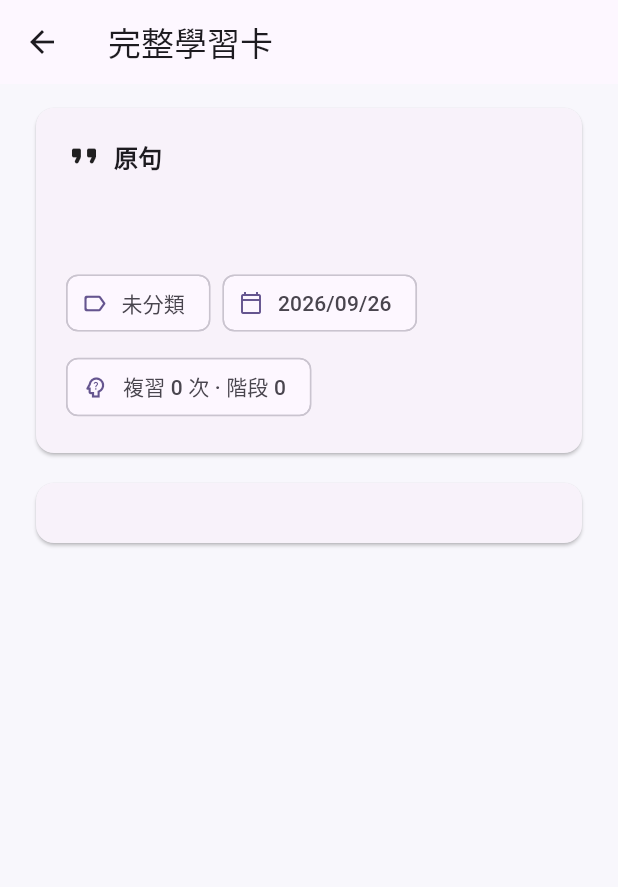
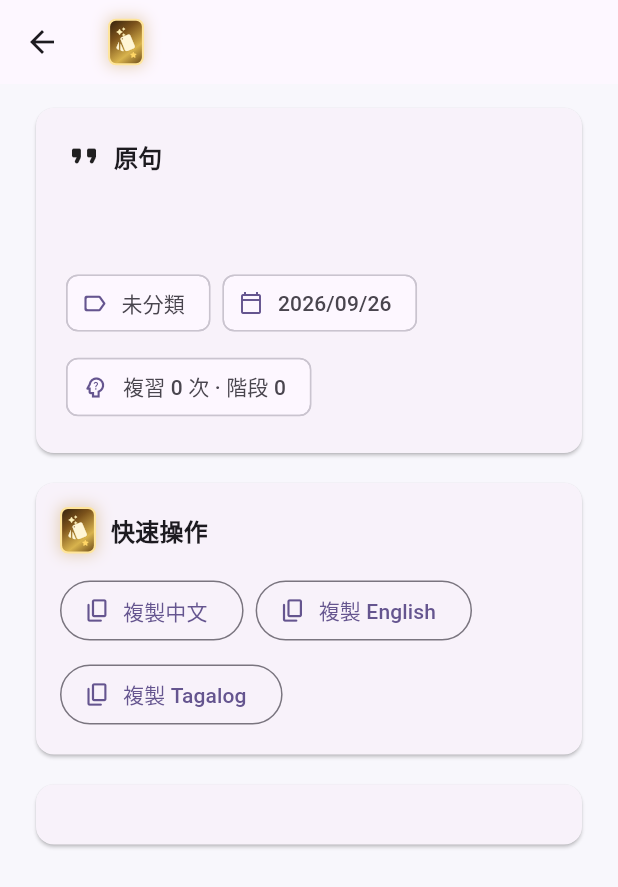
Before and after one commit to jiao1321-del/linguamate, a Flutter app: the LearningCardScreen screen opened directly with empty values, on a phone screen of 412 x 824 dp. Shown: the top 887 px of the screen. Run offline on Flutter 3.47's test engine with Material 3 defaults, Android fonts, the phone set to English and light mode, and no system bars; our stand-ins replace shared_preferences; accounts and stored records are empty.

Commit message:
feat(v1.2): add gilded card header and copy actions

```diff
--- a/lib/screens/learning_card_screen.dart
+++ b/lib/screens/learning_card_screen.dart
@@ -1,6 +1,8 @@
 import 'package:flutter/material.dart';
+import 'package:flutter/services.dart';
 
 import '../models/learning_item.dart';
+import '../widgets/gilded_card_icon.dart';
 import '../widgets/language_analysis_details.dart';
 
 class LearningCardScreen extends StatelessWidget {
@@ -18,13 +20,35 @@ class LearningCardScreen extends StatelessWidget {
     return '${local.year}/$month/$day';
   }
 
+  Future<void> _copyText(
+    BuildContext context,
+    String label,
+    String text,
+  ) async {
+    final normalized = text.trim();
+    if (normalized.isEmpty) return;
+
+    await Clipboard.setData(ClipboardData(text: normalized));
+    if (!context.mounted) return;
+
+    ScaffoldMessenger.of(context).showSnackBar(
+      SnackBar(content: Text('已複製$label')),
+    );
+  }
+
   @override
   Widget build(BuildContext context) {
     final analysis = item.analysis;
 
     return Scaffold(
       appBar: AppBar(
-        title: const Text('完整學習卡'),
+        title: const Tooltip(
+          message: 'AI 學習卡',
+          child: GildedCardIcon(
+            width: 24,
+            height: 31,
+          ),
+        ),
       ),
       body: SafeArea(
         top: false,
@@ -64,15 +88,24 @@ class LearningCardScreen extends StatelessWidget {
                       runSpacing: 8,
                       children: [
                         Chip(
-                          avatar: const Icon(Icons.label_outline_rounded, size: 18),
+                          avatar: const Icon(
+                            Icons.label_outline_rounded,
+                            size: 18,
+                          ),
                           label: Text(item.category),
                         ),
                         Chip(
-                          avatar: const Icon(Icons.calendar_today_outlined, size: 16),
+                          avatar: const Icon(
+                            Icons.calendar_today_outlined,
+                            size: 16,
+                          ),
                           label: Text(_formatDate(item.createdAt)),
                         ),
                         Chip(
-                          avatar: const Icon(Icons.psychology_alt_outlined, size: 18),
+                          avatar: const Icon(
+                            Icons.psychology_alt_outlined,
+                            size: 18,
+                          ),
                           label: Text(
                             '複習 ${item.reviewCount} 次 · 階段 ${item.reviewLevel}',
                           ),
@@ -84,7 +117,68 @@ class LearningCardScreen extends StatelessWidget {
               ),
             ),
             const SizedBox(height: 12),
-            if (analysis != null)
+            if (analysis != null) ...[
+              Card(
+                child: Padding(
+                  padding: const EdgeInsets.all(16),
+                  child: Column(
+                    crossAxisAlignment: CrossAxisAlignment.start,
+                    children: [
+                      Row(
+                        children: [
+                          const GildedCardIcon(
+                            width: 24,
+                            height: 31,
+                          ),
+                          const SizedBox(width: 10),
+                          Text(
+                            '快速操作',
+                            style:
+                                Theme.of(context).textTheme.titleMedium?.copyWith(
+                                      fontWeight: FontWeight.w900,
+                                    ),
+                          ),
+                        ],
+                      ),
+                      const SizedBox(height: 14),
+                      Wrap(
+                        spacing: 8,
+                        runSpacing: 8,
+                        children: [
+                          OutlinedButton.icon(
+                            onPressed: () => _copyText(
+                              context,
+                              '中文',
+                              analysis.chinese,
+                            ),
+                            icon: const Icon(Icons.copy_rounded, size: 18),
+                            label: const Text('複製中文'),
+                          ),
+                          OutlinedButton.icon(
+                            onPressed: () => _copyText(
+                              context,
+                              ' English',
+                              analysis.english,
+                            ),
+                            icon: const Icon(Icons.copy_rounded, size: 18),
+                            label: const Text('複製 English'),
+                          ),
+                          OutlinedButton.icon(
+                            onPressed: () => _copyText(
+                              context,
+                              ' Tagalog',
+                              analysis.tagalog,
+                            ),
+                            icon: const Icon(Icons.copy_rounded, size: 18),
+                            label: const Text('複製 Tagalog'),
+                          ),
+                        ],
+                      ),
+                    ],
+                  ),
+                ),
+              ),
+              const SizedBox(height: 12),
               Card(
                 child: Padding(
                   padding: const EdgeInsets.all(20),
@@ -92,8 +186,8 @@ class LearningCardScreen extends StatelessWidget {
                     analysis: analysis,
                   ),
                 ),
-              )
-            else
+              ),
+            ] else
               Card(
                 child: Padding(
                   padding: const EdgeInsets.all(20),
```
